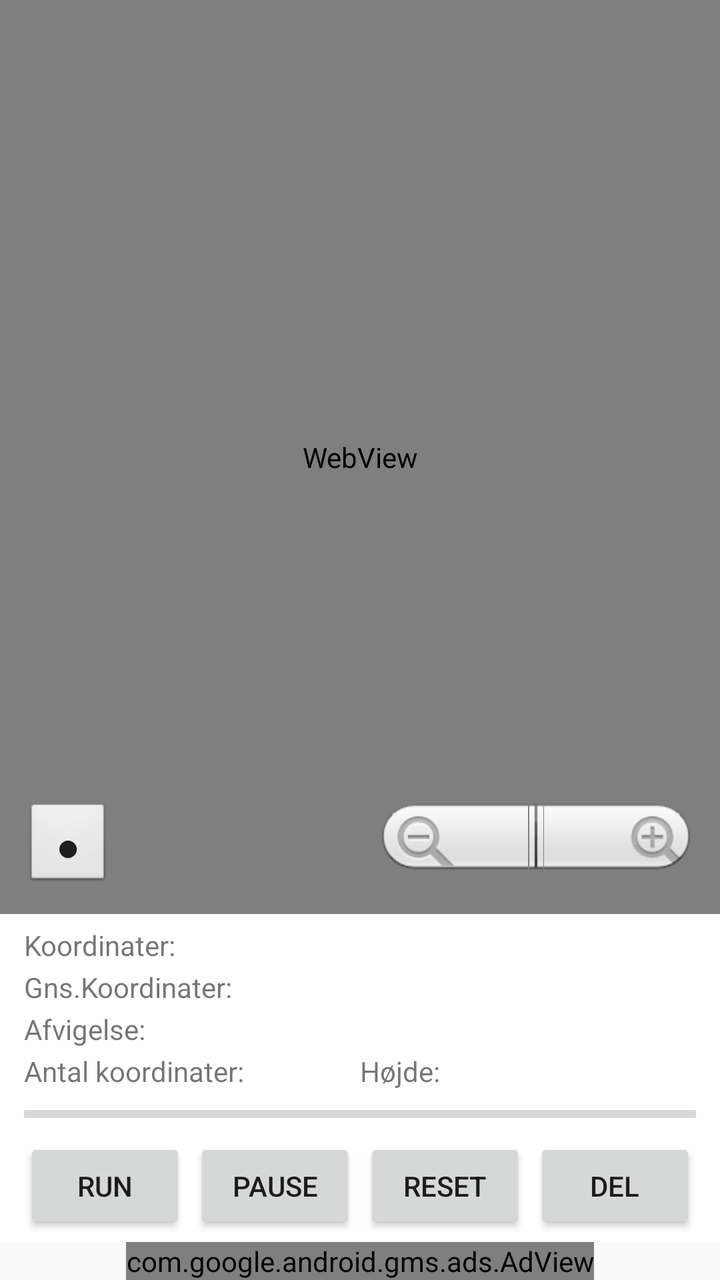
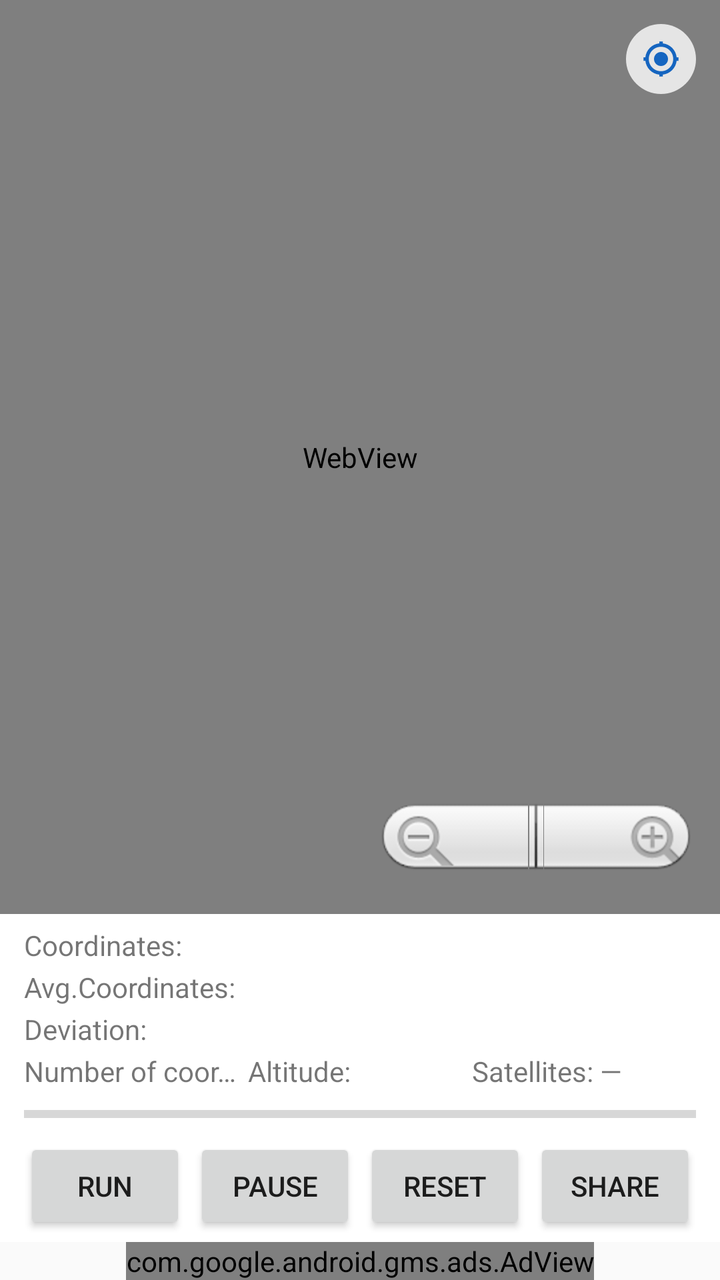

Two renders of the same Android screen: before a commit and after it. Below are the layout's source before the change and the commit's diff.
<!-- AndroidManifest.xml: application theme AppTheme -->
<!-- res/layout/main.xml -->
<?xml version="1.0" encoding="utf-8"?>
<LinearLayout xmlns:android="http://schemas.android.com/apk/res/android"
    xmlns:ads="http://schemas.android.com/apk/res-auto"
    xmlns:tools="http://schemas.android.com/tools"
    android:layout_width="match_parent"
    android:layout_height="match_parent"
    android:orientation="vertical"
    tools:context=".MainActivity">

    
    <FrameLayout
        android:layout_width="match_parent"
        android:layout_height="0dp"
        android:layout_weight="1">

        <WebView
            android:id="@+id/webview"
            android:layout_width="match_parent"
            android:layout_height="match_parent" />

        <com.google.android.gms.maps.MapView
            android:id="@+id/mapView"
            android:layout_width="match_parent"
            android:layout_height="match_parent"
            android:visibility="gone" />

        
        <ToggleButton
            android:id="@+id/buttonFollow"
            android:layout_width="44dp"
            android:layout_height="44dp"
            android:layout_gravity="bottom|start"
            android:layout_margin="12dp"
            android:textOn="●"
            android:textOff="○"
            android:textSize="20sp"
            android:padding="0dp"
            android:checked="true"
            android:background="@android:drawable/btn_default" />

        
        <ZoomControls
            android:id="@+id/zoomControls1"
            android:layout_width="wrap_content"
            android:layout_height="wrap_content"
            android:layout_gravity="bottom|end"
            android:layout_margin="12dp" />

    </FrameLayout>

    
    <LinearLayout
        android:layout_width="match_parent"
        android:layout_height="wrap_content"
        android:orientation="vertical"
        android:background="@android:color/white"
        android:paddingLeft="12dp"
        android:paddingRight="12dp"
        android:paddingTop="6dp"
        android:paddingBottom="4dp">

        <TextView
            android:id="@+id/textView1"
            android:layout_width="match_parent"
            android:layout_height="wrap_content"
            android:text="@string/current_position"
            android:textAppearance="?android:attr/textAppearanceSmall"
            android:singleLine="true" />

        <TextView
            android:id="@+id/textView2"
            android:layout_width="match_parent"
            android:layout_height="wrap_content"
            android:layout_marginTop="2dp"
            android:text="@string/average_position"
            android:textAppearance="?android:attr/textAppearanceSmall"
            android:singleLine="true" />

        <TextView
            android:id="@+id/textView3"
            android:layout_width="match_parent"
            android:layout_height="wrap_content"
            android:layout_marginTop="2dp"
            android:text="@string/delta_position"
            android:textAppearance="?android:attr/textAppearanceSmall"
            android:singleLine="true" />

        <LinearLayout
            android:layout_width="match_parent"
            android:layout_height="wrap_content"
            android:layout_marginTop="2dp"
            android:orientation="horizontal">

            <TextView
                android:id="@+id/textView4"
                android:layout_width="0dp"
                android:layout_height="wrap_content"
                android:layout_weight="1"
                android:text="@string/number_of_runs"
                android:textAppearance="?android:attr/textAppearanceSmall"
                android:singleLine="true" />

            <TextView
                android:id="@+id/textView5"
                android:layout_width="0dp"
                android:layout_height="wrap_content"
                android:layout_weight="1"
                android:text="@string/altitude"
                android:textAppearance="?android:attr/textAppearanceSmall"
                android:singleLine="true" />

        </LinearLayout>

        <ProgressBar
            android:id="@+id/progressBar1"
            style="?android:attr/progressBarStyleHorizontal"
            android:layout_width="match_parent"
            android:layout_height="wrap_content"
            android:layout_marginTop="4dp" />

        
        <LinearLayout
            android:layout_width="match_parent"
            android:layout_height="wrap_content"
            android:layout_marginTop="4dp"
            android:orientation="horizontal">

            <Button
                android:id="@+id/buttonRun"
                android:layout_width="0dp"
                android:layout_height="wrap_content"
                android:layout_weight="1"
                android:layout_marginEnd="2dp"
                android:text="@string/button_run" />

            <Button
                android:id="@+id/buttonPause"
                android:layout_width="0dp"
                android:layout_height="wrap_content"
                android:layout_weight="1"
                android:layout_marginStart="2dp"
                android:layout_marginEnd="2dp"
                android:text="@string/button_pause" />

            <Button
                android:id="@+id/buttonReset"
                android:layout_width="0dp"
                android:layout_height="wrap_content"
                android:layout_weight="1"
                android:layout_marginStart="2dp"
                android:layout_marginEnd="2dp"
                android:text="@string/button_reset" />

            <Button
                android:id="@+id/buttonSend"
                android:layout_width="0dp"
                android:layout_height="wrap_content"
                android:layout_weight="1"
                android:layout_marginStart="2dp"
                android:text="@string/button_send" />

        </LinearLayout>

    </LinearLayout>

    
    
    <com.google.android.gms.ads.AdView
        android:id="@+id/adView"
        android:layout_width="wrap_content"
        android:layout_height="wrap_content"
        android:layout_gravity="center_horizontal"
        ads:adSize="BANNER"
        ads:adUnitId="ca-app-pub-6593040905205976/5576972043" />

</LinearLayout>
<!-- resources referenced by this layout -->
<resources>
  <string name="altitude">Højde:</string>
  <string name="average_position">Gns.Koordinater: </string>
  <string name="button_pause">Pause</string>
  <string name="button_reset">Reset</string>
  <string name="button_run">Run</string>
  <string name="button_send">Del</string>
  <string name="current_position">Koordinater: </string>
  <string name="delta_position">Afvigelse:</string>
  <string name="number_of_runs">Antal koordinater:</string>
  <style name="AppTheme" parent="Theme.AppCompat.Light.DarkActionBar">
          
          <item name="android:windowOptOutEdgeToEdgeEnforcement">true</item>
      </style>
</resources>

<!-- the commit's change to res/layout/main.xml (unified diff, before → after) -->
@@ -25,18 +25,17 @@
             android:visibility="gone" />
 
         
-        <ToggleButton
+        <ImageButton
             android:id="@+id/buttonFollow"
-            android:layout_width="44dp"
-            android:layout_height="44dp"
-            android:layout_gravity="bottom|start"
+            android:layout_width="35dp"
+            android:layout_height="35dp"
+            android:layout_gravity="top|end"
             android:layout_margin="12dp"
-            android:textOn="●"
-            android:textOff="○"
-            android:textSize="20sp"
-            android:padding="0dp"
-            android:checked="true"
-            android:background="@android:drawable/btn_default" />
+            android:src="@drawable/ic_my_location"
+            android:scaleType="centerInside"
+            android:background="@drawable/bg_circle_button"
+            android:padding="7dp"
+            android:contentDescription="Følg position" />
 
         
         <ZoomControls
@@ -109,6 +108,15 @@
                 android:textAppearance="?android:attr/textAppearanceSmall"
                 android:singleLine="true" />
 
+            <TextView
+                android:id="@+id/textView6"
+                android:layout_width="0dp"
+                android:layout_height="wrap_content"
+                android:layout_weight="1"
+                android:text="Satellites: —"
+                android:textAppearance="?android:attr/textAppearanceSmall"
+                android:singleLine="true" />
+
         </LinearLayout>
 
         <ProgressBar
<!-- resource entries referenced after the edit -->
@@ -1,14 +1,32 @@
 <!-- resources referenced by this layout -->
 <resources>
-  <string name="altitude">Højde:</string>
-  <string name="average_position">Gns.Koordinater: </string>
+  <!-- drawable bg_circle_button (drawable) -->
+  <?xml version="1.0" encoding="utf-8"?>
+  <shape xmlns:android="http://schemas.android.com/apk/res/android"
+      android:shape="oval">
+      <solid android:color="#CCFFFFFF" />
+  </shape>
+  <!-- drawable ic_my_location (drawable) -->
+  <?xml version="1.0" encoding="utf-8"?>
+  <vector xmlns:android="http://schemas.android.com/apk/res/android"
+      android:width="24dp"
+      android:height="24dp"
+      android:viewportWidth="24"
+      android:viewportHeight="24"
+      android:tint="#1565C0">
+      <path
+          android:fillColor="#FFFFFFFF"
+          android:pathData="M12,8c-2.21,0 -4,1.79 -4,4s1.79,4 4,4 4,-1.79 4,-4 -1.79,-4 -4,-4zM20.94,11c-0.46,-4.17 -3.77,-7.48 -7.94,-7.94L13,2h-2v1.06C6.83,3.52 3.52,6.83 3.06,11L2,11v2h1.06c0.46,4.17 3.77,7.48 7.94,7.94L11,22h2v-1.06c4.17,-0.46 7.48,-3.77 7.94,-7.94L22,13v-2h-1.06zM12,19c-3.87,0 -7,-3.13 -7,-7s3.13,-7 7,-7 7,3.13 7,7 -3.13,7 -7,7z" />
+  </vector>
+  <string name="altitude">Altitude:</string>
+  <string name="average_position">Avg.Coordinates: </string>
   <string name="button_pause">Pause</string>
   <string name="button_reset">Reset</string>
   <string name="button_run">Run</string>
-  <string name="button_send">Del</string>
-  <string name="current_position">Koordinater: </string>
-  <string name="delta_position">Afvigelse:</string>
-  <string name="number_of_runs">Antal koordinater:</string>
+  <string name="button_send">Share</string>
+  <string name="current_position">Coordinates: </string>
+  <string name="delta_position">Deviation:</string>
+  <string name="number_of_runs">Number of coordinates:</string>
   <style name="AppTheme" parent="Theme.AppCompat.Light.DarkActionBar">
           
           <item name="android:windowOptOutEdgeToEdgeEnforcement">true</item>
